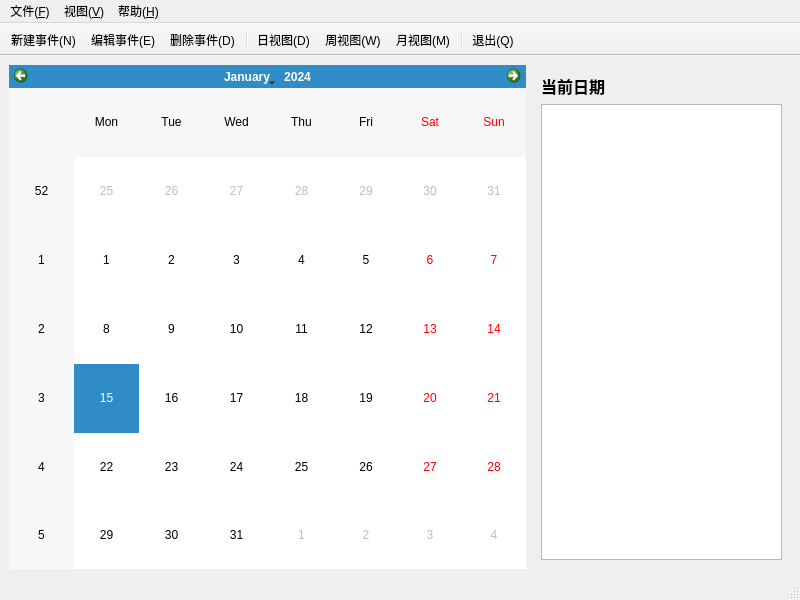
This is mainwindow.ui in Ciky03/QT_finallab2 as Qt 5 draws it before an edit. The edited form follows.
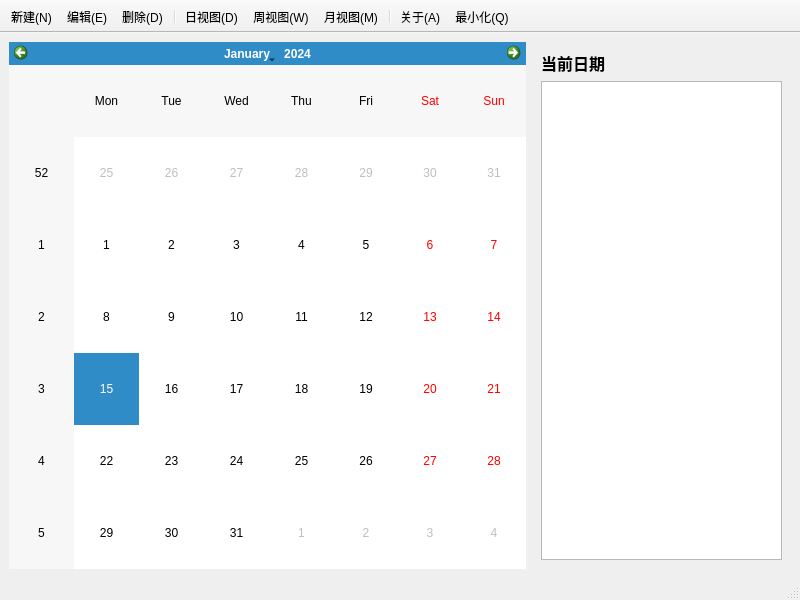
This is the edited form. Icons and pictures are not drawn.

The edit to the form file:
```diff
--- a/mainwindow.ui
+++ b/mainwindow.ui
@@ -62,40 +62,6 @@
     </item>
    </layout>
   </widget>
-  <widget class="QMenuBar" name="menubar">
-   <property name="geometry">
-    <rect>
-     <x>0</x>
-     <y>0</y>
-     <width>800</width>
-     <height>21</height>
-    </rect>
-   </property>
-   <widget class="QMenu" name="menu_file">
-    <property name="title">
-     <string>文件(&amp;F)</string>
-    </property>
-    <addaction name="action_new"/>
-    <addaction name="action_exit"/>
-   </widget>
-   <widget class="QMenu" name="menu_view">
-    <property name="title">
-     <string>视图(&amp;V)</string>
-    </property>
-    <addaction name="action_day_view"/>
-    <addaction name="action_week_view"/>
-    <addaction name="action_month_view"/>
-   </widget>
-   <widget class="QMenu" name="menu_help">
-    <property name="title">
-     <string>帮助(&amp;H)</string>
-    </property>
-    <addaction name="action_about"/>
-   </widget>
-   <addaction name="menu_file"/>
-   <addaction name="menu_view"/>
-   <addaction name="menu_help"/>
-  </widget>
   <widget class="QToolBar" name="mainToolBar">
    <property name="windowTitle">
     <string>工具栏</string>
@@ -103,6 +69,9 @@
    <property name="movable">
     <bool>false</bool>
    </property>
+   <property name="toolButtonStyle">
+    <enum>Qt::ToolButtonStyle::ToolButtonTextUnderIcon</enum>
+   </property>
    <attribute name="toolBarArea">
     <enum>TopToolBarArea</enum>
    </attribute>
@@ -117,6 +86,7 @@
    <addaction name="action_week_view"/>
    <addaction name="action_month_view"/>
    <addaction name="separator"/>
+   <addaction name="action_about"/>
    <addaction name="action_exit"/>
   </widget>
   <widget class="QStatusBar" name="statusbar"/>
@@ -126,7 +96,7 @@
      <normaloff>:/img/img/new.png</normaloff>:/img/img/new.png</iconset>
    </property>
    <property name="text">
-    <string>新建事件(&amp;N)</string>
+    <string>新建(&amp;N)</string>
    </property>
    <property name="shortcut">
     <string>Ctrl+N</string>
@@ -138,7 +108,7 @@
      <normaloff>:/img/img/exit.png</normaloff>:/img/img/exit.png</iconset>
    </property>
    <property name="text">
-    <string>退出(&amp;Q)</string>
+    <string>最小化(&amp;Q)</string>
    </property>
    <property name="shortcut">
     <string>Ctrl+Q</string>
@@ -186,7 +156,7 @@
      <normaloff>:/img/img/edit.png</normaloff>:/img/img/edit.png</iconset>
    </property>
    <property name="text">
-    <string>编辑事件(&amp;E)</string>
+    <string>编辑(&amp;E)</string>
    </property>
    <property name="shortcut">
     <string>Ctrl+E</string>
@@ -198,7 +168,7 @@
      <normaloff>:/img/img/delete.png</normaloff>:/img/img/delete.png</iconset>
    </property>
    <property name="text">
-    <string>删除事件(&amp;D)</string>
+    <string>删除(&amp;D)</string>
    </property>
    <property name="shortcut">
     <string>Del</string>
```
Left out of the diff: 2 changed lines with no effect on the pictures.
